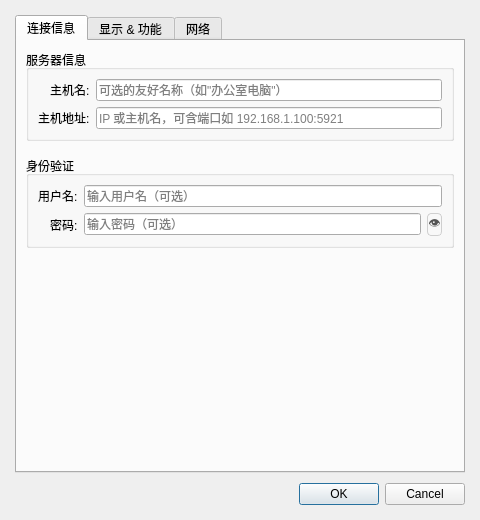
The window that src/ui/connectiondialog.ui (JiaYongChen/CrossRemoteDesktop) describes before a commit, drawn with Qt 5.
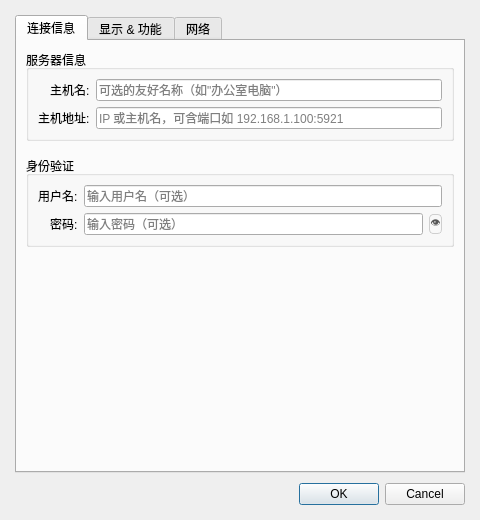
The same window after the commit. Icons and pictures are not drawn.

Commit message: style: 密码切换按钮进一步缩小为 20x20

```diff
--- a/src/ui/connectiondialog.ui
+++ b/src/ui/connectiondialog.ui
@@ -41,11 +41,11 @@
           <item row="1" column="1">
            <layout class="QHBoxLayout" name="passwordLayout">
             <item><widget class="QLineEdit" name="passwordLineEdit"><property name="echoMode"><enum>QLineEdit::Password</enum></property><property name="placeholderText"><string>输入密码（可选）</string></property></widget></item>
-            <item><widget class="QPushButton" name="togglePasswordBtn"><property name="text"><string>👁</string></property><property name="fixedWidth"><number>24</number></property><property name="fixedHeight"><number>24</number></property><property name="toolTip"><string>显示/隐藏密码</string></property><property name="styleSheet"><string>QPushButton#togglePasswordBtn {
+            <item><widget class="QPushButton" name="togglePasswordBtn"><property name="text"><string>👁</string></property><property name="fixedWidth"><number>20</number></property><property name="fixedHeight"><number>20</number></property><property name="toolTip"><string>显示/隐藏密码</string></property><property name="styleSheet"><string>QPushButton#togglePasswordBtn {
 	background-color: transparent;
 	border: 1px solid #cfcfcf;
 	border-radius: 4px;
-	font-size: 12px;
+	font-size: 10px;
 	color: #555555;
 }
 QPushButton#togglePasswordBtn:hover {
```
The commit also changes 1 other file.
